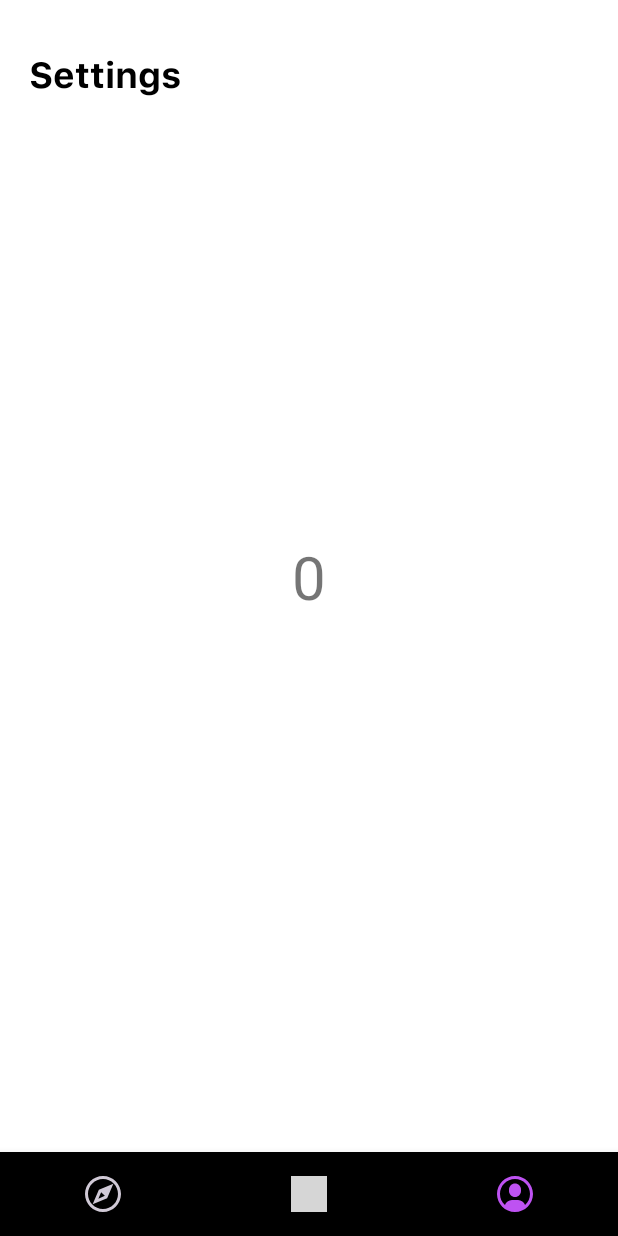
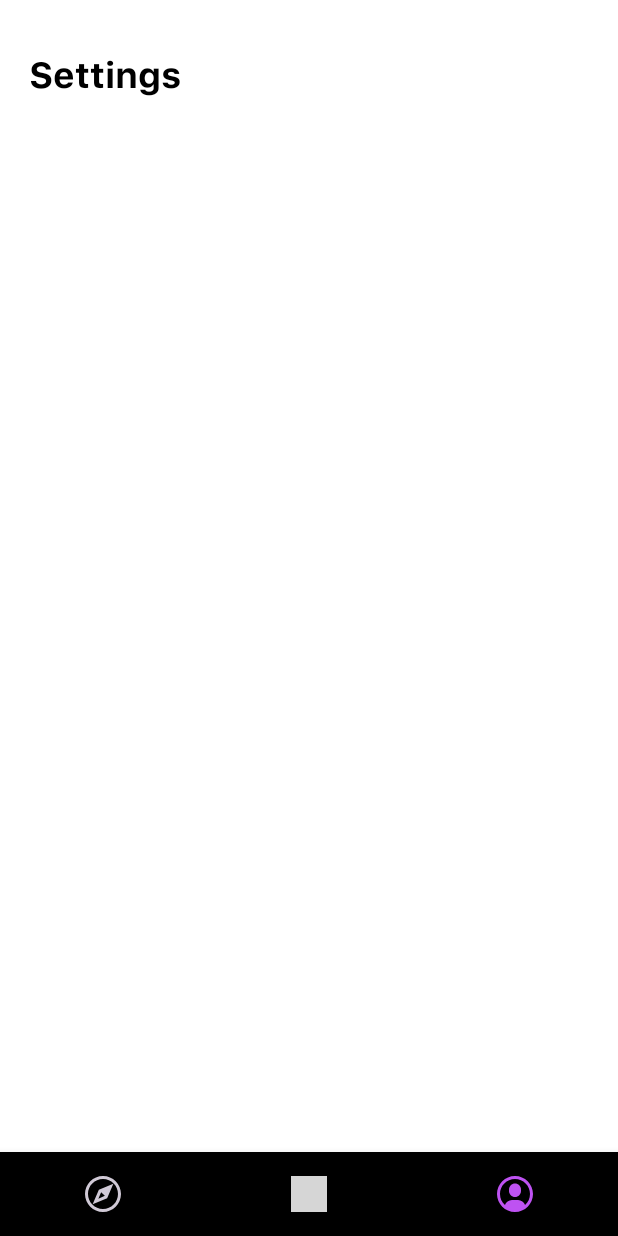
Before and after one commit to Azim87/newquizapp, an Android app: the screen it shows after launch (MainActivity), item 3 of the bottom bar chosen, on a phone screen of 412 x 824 dp. Run offline under Robolectric (Android 15) with nearby library versions, the phone set to English and light mode, and no system bars; our stand-ins replace ButterKnife; grey boxes are pictures that could not be loaded.

```diff
--- a/app/src/main/res/layout/fragment_settings.xml
+++ b/app/src/main/res/layout/fragment_settings.xml
@@ -14,17 +14,4 @@
         app:layout_constraintLeft_toLeftOf="parent"
         app:layout_constraintTop_toTopOf="parent" />
 
-    <TextView
-        android:id="@+id/count_view"
-        android:layout_width="wrap_content"
-        android:layout_height="wrap_content"
-        android:padding="40dp"
-        android:text="0"
-        android:textSize="40sp"
-        app:layout_constraintBottom_toBottomOf="parent"
-        app:layout_constraintLeft_toLeftOf="parent"
-        app:layout_constraintRight_toRightOf="parent"
-        app:layout_constraintTop_toTopOf="parent" />
-
-
 </androidx.constraintlayout.widget.ConstraintLayout>
--- a/app/src/main/res/values/strings.xml
+++ b/app/src/main/res/values/strings.xml
@@ -6,4 +6,6 @@
     <string name="history">History</string>
     <string name="Quiz">Quiz</string>
     <string name="settings">Settings</string>
+    <string name="category">Category</string>
+    <string name="difficulty">Difficulty</string>
 </resources>
--- a/app/src/main/res/values/styles.xml
+++ b/app/src/main/res/values/styles.xml
@@ -21,11 +21,14 @@
         <item name="windowNoTitle">true</item>
     </style>
 
-    <style name="AppTitles">
+    <style name="AppTitles" parent="AppTheme.BigTitleText">
         <item name="android:textColor">@color/colorTitle</item>
-        <item name="android:fontFamily">@font/sftext_bold</item>
         <item name="android:textSize">@dimen/appTitle</item>
         <item name="android:layout_marginTop">@dimen/appTitleMarginTop</item>
         <item name="android:layout_marginStart">@dimen/appTitleMarginStart</item>
     </style>
+
+    <style name="AppTheme.BigTitleText">
+        <item name="android:fontFamily">@font/sftext_bold</item>
+    </style>
 </resources>
```
Also changed, not shown: app/src/main/res/layout/fragment_main.xml (+36 -1 lines).
